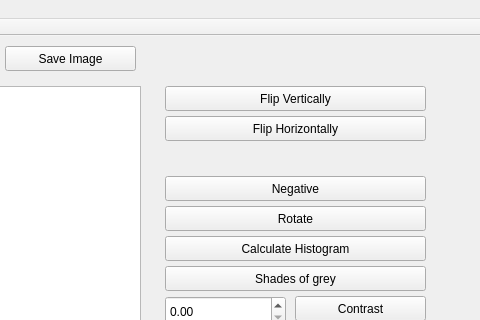
Above: mainwindow.ui from guitassinari/fpi-project before the change; both pictures show x 715 to 1195 and y 0 to 320 of the 1195 by 727 pixel window. Below: the same form after it.
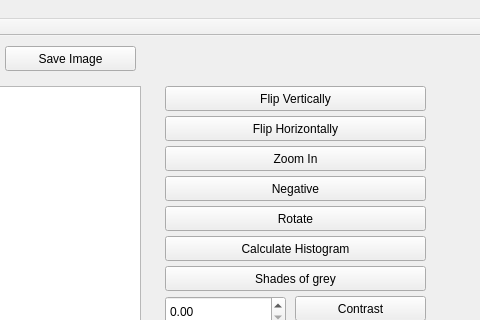
That is the form after the change.

Commit message: begins zoom in

Patch:
```diff
--- a/mainwindow.ui
+++ b/mainwindow.ui
@@ -227,6 +227,19 @@
      </rect>
     </property>
    </widget>
+   <widget class="QPushButton" name="ZoomInButton">
+    <property name="geometry">
+     <rect>
+      <x>880</x>
+      <y>110</y>
+      <width>261</width>
+      <height>25</height>
+     </rect>
+    </property>
+    <property name="text">
+     <string>Zoom In</string>
+    </property>
+   </widget>
   </widget>
   <widget class="QToolBar" name="mainToolBar">
    <attribute name="toolBarArea">
```
The commit also changes 11 other files.
